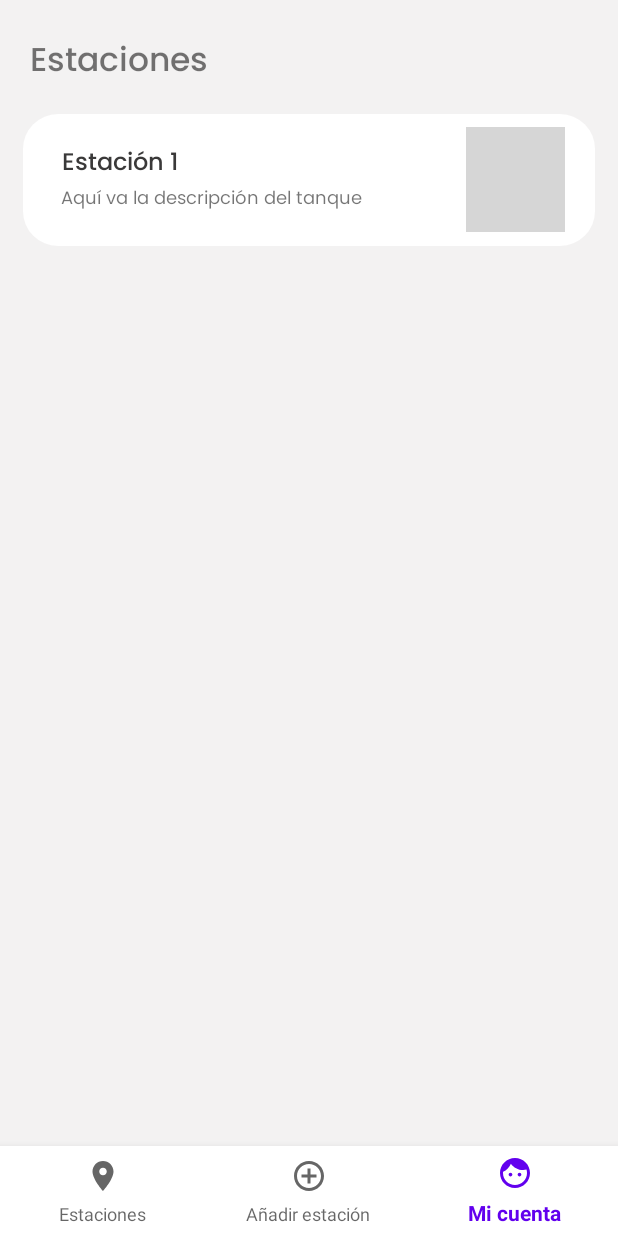
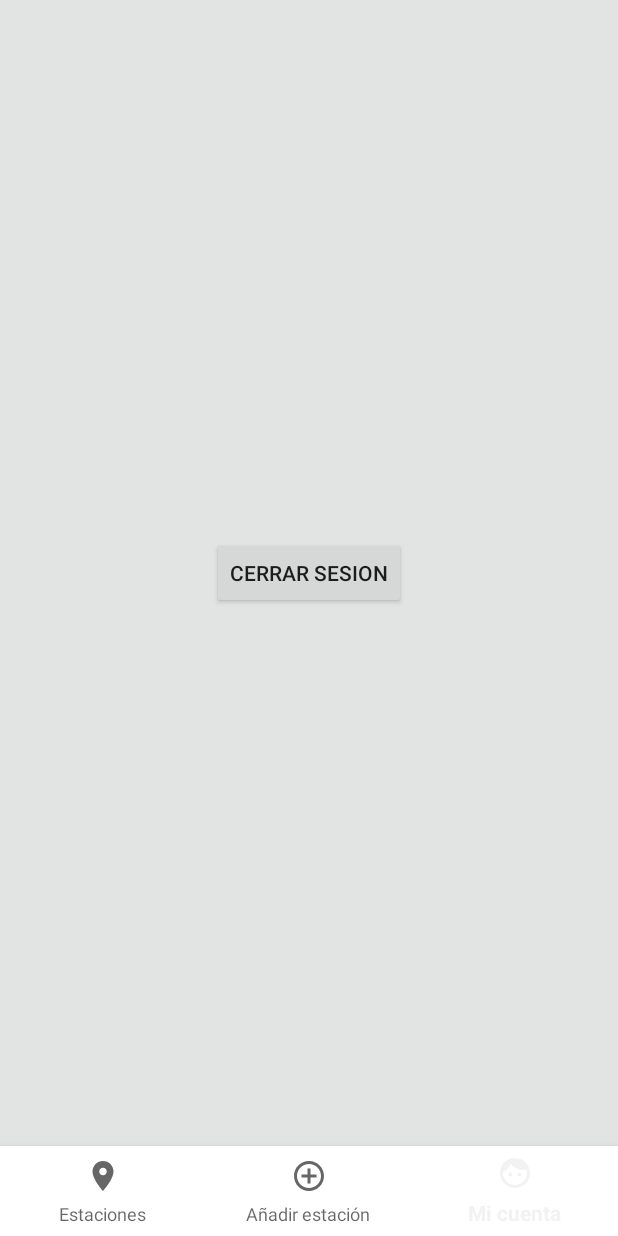
Before and after one commit to amst-fiec/1T2020-Deteccion-de-tanque-de-gas, an Android app: the PrincipalActivity screen opened directly, with no data from a screen before it, item 3 of the bottom bar chosen, on a phone screen of 412 x 824 dp. Run offline under Robolectric (Android 15) with nearby library versions, the phone set to English and light mode, and no system bars; our stand-ins replace Firebase (no records; nobody signed in at launch, a user with empty details on screens opened directly); plain views replace PercentageChartView; grey boxes are pictures that could not be loaded.

Commit message:
Se implemento el cierre de sesion del usuario en el fragment de profile y se elimino su registro al cerrar la sesion

```diff
--- a/app/build.gradle
+++ b/app/build.gradle
@@ -37,6 +37,8 @@ dependencies {
     implementation 'androidx.constraintlayout:constraintlayout:1.1.3'
     implementation 'com.google.android.material:material:1.1.0'
     implementation 'androidx.legacy:legacy-support-v4:1.0.0'
+    implementation 'com.android.support:support-v4:28.0.0'
+    implementation 'com.android.support.constraint:constraint-layout:1.1.3'
     testImplementation 'junit:junit:4.12'
     androidTestImplementation 'androidx.test.ext:junit:1.1.1'
     androidTestImplementation 'androidx.test.espresso:espresso-core:3.2.0'
--- /dev/null
+++ b/app/src/main/java/com/example/oxygen/Fragments/ProfileFragment.java
@@ -0,0 +1,90 @@
+package com.example.oxygen.Fragments;
+
+import android.content.Intent;
+import android.os.Bundle;
+import androidx.fragment.app.Fragment;
+import android.view.LayoutInflater;
+import android.view.View;
+import android.view.ViewGroup;
+import android.widget.Button;
+
+import com.example.oxygen.MainActivity;
+import com.example.oxygen.R;
+import com.google.firebase.auth.FirebaseAuth;
+
+/**
+ * A simple {@link Fragment} subclass.
+ * Use the {@link ProfileFragment#newInstance} factory method to
+ * create an instance of this fragment.
+ */
+public class ProfileFragment extends Fragment {
+
+    // TODO: Rename parameter arguments, choose names that match
+    // the fragment initialization parameters, e.g. ARG_ITEM_NUMBER
+    private static final String ARG_PARAM1 = "param1";
+    private static final String ARG_PARAM2 = "param2";
+
+    // TODO: Rename and change types of parameters
+    private String mParam1;
+    private String mParam2;
+
+    public ProfileFragment() {
+        // Required empty public constructor
+    }
+
+    /**
+     * Use this factory method to create a new instance of
+     * this fragment using the provided parameters.
+     *
+     * @param param1 Parameter 1.
+     * @param param2 Parameter 2.
+     * @return A new instance of fragment ProfileFragment.
+     */
+    // TODO: Rename and change types and number of parameters
+    public static ProfileFragment newInstance(String param1, String param2) {
+        ProfileFragment fragment = new ProfileFragment();
+        Bundle args = new Bundle();
+        args.putString(ARG_PARAM1, param1);
+        args.putString(ARG_PARAM2, param2);
+        fragment.setArguments(args);
+        return fragment;
+    }
+
+    @Override
+    public void onCreate(Bundle savedInstanceState) {
+        super.onCreate(savedInstanceState);
+        if (getArguments() != null) {
+            mParam1 = getArguments().getString(ARG_PARAM1);
+            mParam2 = getArguments().getString(ARG_PARAM2);
+
+        }
+
+    }
+
+    @Override
+    public View onCreateView(LayoutInflater inflater, ViewGroup container,
+                             Bundle savedInstanceState) {
+        // Inflate the layout for this fragment
+        View mainF = inflater.inflate(R.layout.fragment_profile, container, false);
+        Button btn = mainF.findViewById(R.id.btn_CerrarS);
+        cerrarS(btn);
+        return mainF;
+    }
+
+    public void cerrarS( Button btn){
+        btn.setOnClickListener(new View.OnClickListener() {
+            @Override
+            public void onClick(View view) {
+                FirebaseAuth.getInstance().signOut();
+                getActivity().finish();
+                Intent i = new Intent(getActivity(),MainActivity.class);
+                i.putExtra("msg","cerrarSesion");
+                startActivity(i);
+            }
+        });
+    }
+
+
+
+
+}
--- a/app/src/main/java/com/example/oxygen/PrincipalActivity.java
+++ b/app/src/main/java/com/example/oxygen/PrincipalActivity.java
@@ -7,6 +7,7 @@ import androidx.fragment.app.Fragment;
 import android.os.Bundle;
 import android.view.MenuItem;
 
+import com.example.oxygen.Fragments.ProfileFragment;
 import com.google.android.material.bottomnavigation.BottomNavigationView;
 
 public class PrincipalActivity extends AppCompatActivity {
@@ -54,7 +55,7 @@ public class PrincipalActivity extends AppCompatActivity {
                             selectedFragment = new AgregarEstacionFragment();
                             break;
                         case R.id.nav_cuenta:
-                            selectedFragment = new EstacionsFragment();
+                            selectedFragment = new ProfileFragment();
                             break;
 
                     }
--- a/app/src/main/res/layout/fragment_agregar_estacion.xml
+++ b/app/src/main/res/layout/fragment_agregar_estacion.xml
@@ -5,7 +5,7 @@
     android:id="@+id/contenedor_agregarEstacion"
     android:layout_width="match_parent"
     android:layout_height="match_parent"
-    android:background="#F3F2F2"
+    android:background="@color/colorPrimary"
     tools:context=".AgregarEstacionFragment">
 
     <TextView
--- /dev/null
+++ b/app/src/main/res/layout/fragment_profile.xml
@@ -0,0 +1,19 @@
+<?xml version="1.0" encoding="utf-8"?>
+<androidx.constraintlayout.widget.ConstraintLayout xmlns:android="http://schemas.android.com/apk/res/android"
+    xmlns:app="http://schemas.android.com/apk/res-auto"
+    xmlns:tools="http://schemas.android.com/tools"
+    android:id="@+id/frameLayout"
+    android:layout_width="match_parent"
+    android:layout_height="match_parent"
+    tools:context=".Fragments.ProfileFragment">
+
+    <Button
+        android:id="@+id/btn_CerrarS"
+        android:layout_width="wrap_content"
+        android:layout_height="wrap_content"
+        android:text="@string/cerrar_sesion"
+        app:layout_constraintBottom_toBottomOf="parent"
+        app:layout_constraintEnd_toEndOf="parent"
+        app:layout_constraintStart_toStartOf="parent"
+        app:layout_constraintTop_toTopOf="parent" />
+</androidx.constraintlayout.widget.ConstraintLayout>
--- a/app/src/main/res/values/colors.xml
+++ b/app/src/main/res/values/colors.xml
@@ -1,6 +1,6 @@
 <?xml version="1.0" encoding="utf-8"?>
 <resources>
-    <color name="colorPrimary">#6200EE</color>
+    <color name="colorPrimary">#F3F2F2</color>
     <color name="colorPrimaryDark">#3700B3</color>
     <color name="colorAccent">#03DAC5</color>
 </resources>
--- a/app/src/main/res/values/strings.xml
+++ b/app/src/main/res/values/strings.xml
@@ -13,5 +13,8 @@
     <string name="detalle">*Ubicar tanque de oxigeno sobre la estación antes</string>
     <string name="desarrollado_por_k_lopez_e_martinez_y_j_pinargote">Desarrollado por K. Lopez, E. Martinez y J. Pinargote</string>
     <string name="todo">TODO</string>
+    <!-- TODO: Remove or change this placeholder text -->
+    <string name="hello_blank_fragment">Hello blank fragment</string>
+    <string name="cerrar_sesion">Cerrar Sesion</string>
 
 </resources>
```
Also changed, not shown: app/src/main/java/com/example/oxygen/MainActivity.java (+22 -3 lines), 112 other files.
